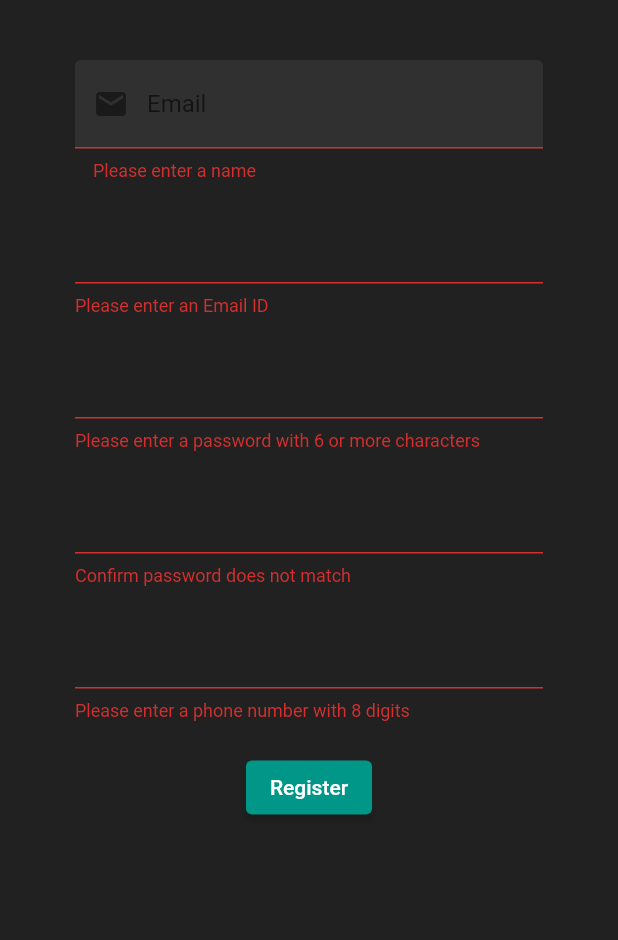
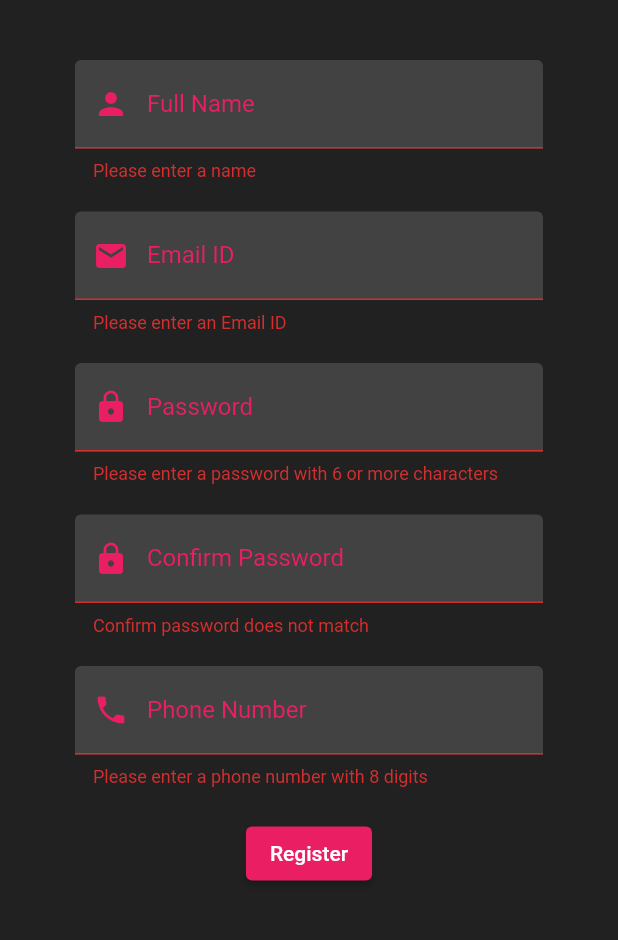
Before and after one commit to devanshk22/car_park_app, a Flutter app: the Register screen opened directly with empty values, after a tap on "Register", on a phone screen of 412 x 824 dp, the part 84-1024 px from its top. Run offline on Flutter 3.47's test engine with Material 2 defaults, Android fonts, the phone set to English and light mode, and no system bars; our stand-ins replace cloud_firestore, firebase_auth, firebase_core; accounts and stored records are empty.

Commit message:
Updating SIgn in and register UI, adding dart extension to navigator bar file

```diff
--- a/lib/models/userAccount.dart
+++ b/lib/models/userAccount.dart
@@ -77,7 +77,7 @@ class UserAccount {
   String get id => uid;
 
   String getEmail() {
-    return this.email!;
+    return this.email;
   }
 
   void setEmail(String email) {
@@ -85,7 +85,7 @@ class UserAccount {
   }
 
   String getFullName() {
-    return this.fullName!;
+    return this.fullName;
   }
 
   void setFullName(String fullName) {
@@ -93,7 +93,7 @@ class UserAccount {
   }
 
   String getPhone() {
-    return this.phone!;
+    return this.phone;
   }
 
   void setPhone(String phone) {
--- a/lib/pages/authenticate/register.dart
+++ b/lib/pages/authenticate/register.dart
@@ -1,3 +1,5 @@
+import 'dart:ui';
+
 import 'package:flutter/material.dart';
 import 'package:car_park_app/pages/services/auth.dart';
 import 'package:car_park_app/shared/constants.dart';
@@ -51,8 +53,13 @@ class _RegisterState extends State<Register> {
                 ),
                 TextFormField(
                   decoration: textInputDecoration.copyWith(
-                    prefixIcon: Icon(Icons.email),
-                    labelText: 'Email',
+                    hintText: 'Full Name',
+                    labelText: 'Full Name',
+                    labelStyle: TextStyle(color: Colors.pink, fontSize: 16.0),
+                    prefixIcon: Icon(
+                      Icons.person,
+                      color: Colors.pink,
+                    ),
                   ),
                   validator: (val) =>
                       val!.isEmpty ? "Please enter a name" : null,
@@ -64,6 +71,15 @@ class _RegisterState extends State<Register> {
                   height: 20.0,
                 ),
                 TextFormField(
+                  decoration: textInputDecoration.copyWith(
+                    hintText: 'Email ID',
+                    labelText: 'Email ID',
+                    labelStyle: TextStyle(color: Colors.pink, fontSize: 16.0),
+                    prefixIcon: Icon(
+                      Icons.email,
+                      color: Colors.pink,
+                    ),
+                  ),
                   validator: (val) =>
                       val!.isEmpty ? "Please enter an Email ID" : null,
                   onChanged: (value) {
@@ -74,6 +90,15 @@ class _RegisterState extends State<Register> {
                   height: 20.0,
                 ),
                 TextFormField(
+                  decoration: textInputDecoration.copyWith(
+                    hintText: 'Password',
+                    labelText: 'Password',
+                    labelStyle: TextStyle(color: Colors.pink, fontSize: 16.0),
+                    prefixIcon: Icon(
+                      Icons.lock,
+                      color: Colors.pink,
+                    ),
+                  ),
                   validator: (val) => val!.length < 6
                       ? "Please enter a password with 6 or more characters"
                       : null,
@@ -86,6 +111,15 @@ class _RegisterState extends State<Register> {
                   height: 20.0,
                 ),
                 TextFormField(
+                  decoration: textInputDecoration.copyWith(
+                    hintText: 'Confirm Password',
+                    labelText: 'Confirm Password',
+                    labelStyle: TextStyle(color: Colors.pink, fontSize: 16.0),
+                    prefixIcon: Icon(
+                      Icons.lock,
+                      color: Colors.pink,
+                    ),
+                  ),
                   validator: (val) => val != password
                       ? "Confirm password does not match"
                       : null,
@@ -98,6 +132,15 @@ class _RegisterState extends State<Register> {
                   height: 20.0,
                 ),
                 TextFormField(
+                  decoration: textInputDecoration.copyWith(
+                    hintText: 'Phone Number',
+                    labelText: 'Phone Number',
+                    labelStyle: TextStyle(color: Colors.pink, fontSize: 16.0),
+                    prefixIcon: Icon(
+                      Icons.phone,
+                      color: Colors.pink,
+                    ),
+                  ),
                   validator: (val) => val!.length != 8
                       ? "Please enter a phone number with 8 digits"
                       : null,
@@ -111,7 +154,7 @@ class _RegisterState extends State<Register> {
                 ElevatedButton(
                   style: ButtonStyle(
                     backgroundColor:
-                        MaterialStateProperty.all<Color>(Colors.teal),
+                        MaterialStateProperty.all<Color>(Colors.pink),
                   ),
                   child: Text(
                     "Register",
--- a/lib/shared/constants.dart
+++ b/lib/shared/constants.dart
@@ -1,9 +1,8 @@
-import 'package:flutter/material.dart';
-
 import 'package:flutter/material.dart';
 
 var textInputDecoration = InputDecoration(
-  fillColor: Colors.grey[850],
-  filled: true,
-  focusedBorder: OutlineInputBorder(borderSide: BorderSide(color: Colors.pink)),
-);
+    fillColor: Colors.grey[800],
+    filled: true,
+    focusedBorder: OutlineInputBorder(
+      borderSide: BorderSide(color: Colors.pink, width: 2.0),
+    ));
```
Also changed, not shown: lib/main.dart (+5 -3 lines), lib/pages/authenticate/LoginUI.dart (+19 -0 lines), lib/pages/myBottomNavigationBar.dart (added, +74 -0 lines), 1 other file.
